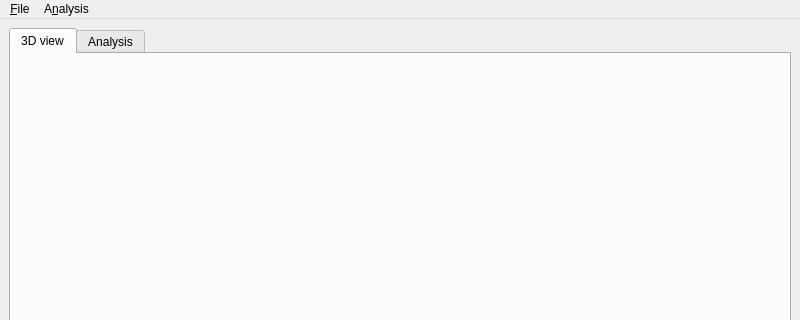
The window that MainWindow.ui (vladkrylov/STLViewer) describes before a commit, drawn with Qt 5; both pictures show x 0 to 800 and y 0 to 320 of the 800 by 600 pixel window.
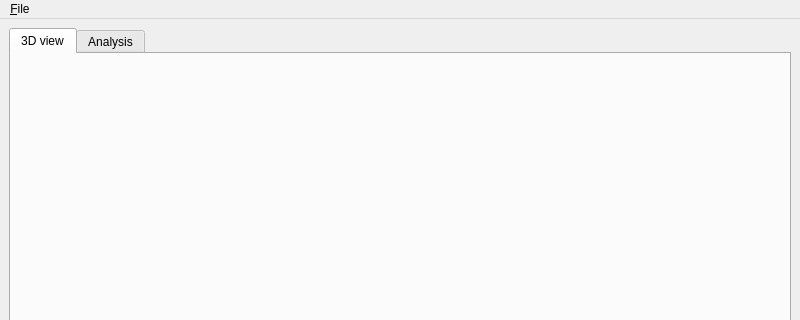
The same window after the commit.

Diff of the .ui file:
```diff
--- a/MainWindow.ui
+++ b/MainWindow.ui
@@ -49,14 +49,7 @@
     </property>
     <addaction name="actionOpen"/>
    </widget>
-   <widget class="QMenu" name="menuAnalysis">
-    <property name="title">
-     <string>A&amp;nalysis</string>
-    </property>
-    <addaction name="actionTrianglesHistogram"/>
-   </widget>
    <addaction name="menuFile"/>
-   <addaction name="menuAnalysis"/>
   </widget>
   <widget class="QStatusBar" name="statusbar"/>
   <action name="actionOpen">
```
